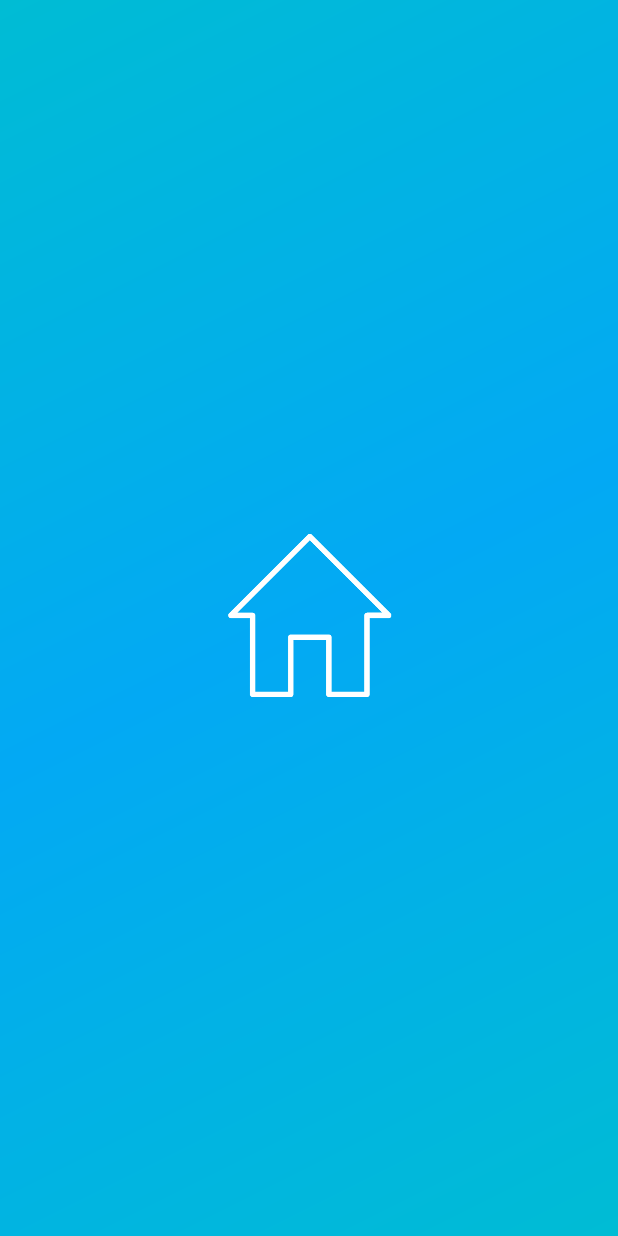
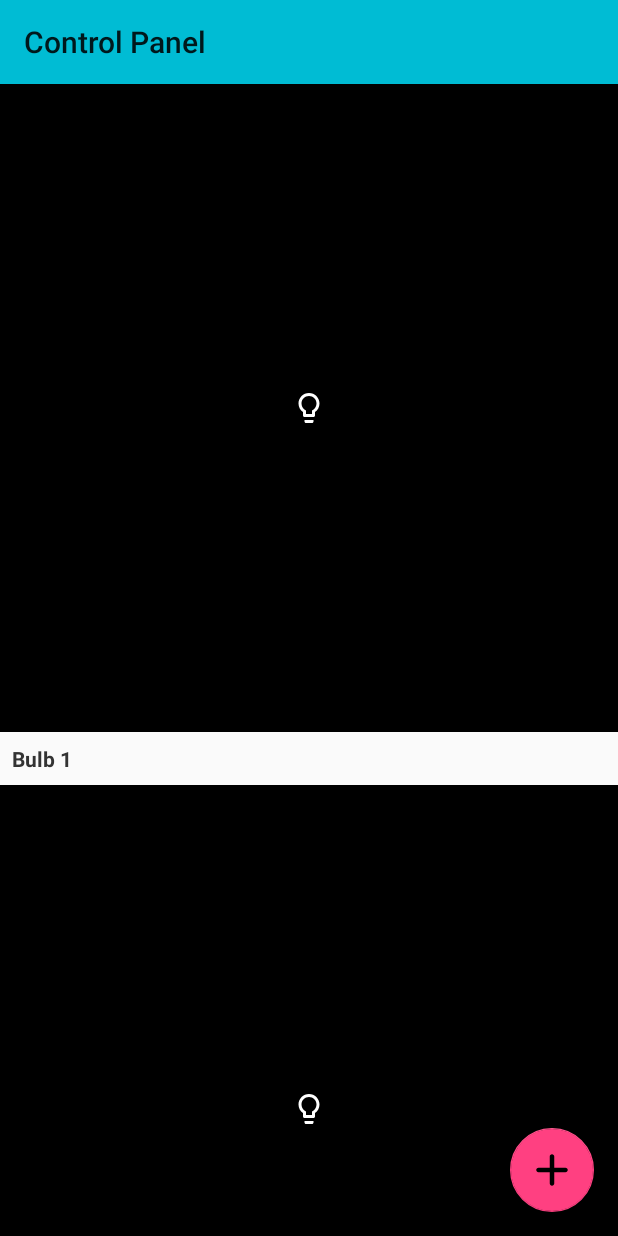
Before and after one commit to Jaideep5ingh/IntelliH, an Android app: the first screen one second after launch (SplashScreen before the commit, ControlPanel after it), on a phone screen of 412 x 824 dp. Run offline under Robolectric (Android 15) with nearby library versions, the phone set to English and light mode, and no system bars.

Commit message:
Changing colors to check git integeration

```diff
--- a/app/src/main/AndroidManifest.xml
+++ b/app/src/main/AndroidManifest.xml
@@ -23,13 +23,19 @@
             <intent-filter>
                 <action android:name="android.intent.action.MAIN" />
 
-                <category android:name="android.intent.category.LAUNCHER" />
+                <category android:name="android.intent.category.DEFAULT" />
             </intent-filter>
         </activity>
         <activity
             android:name=".ControlPanel"
             android:label="@string/title_activity_control_panel"
-            android:theme="@style/AppTheme.NoActionBar"></activity>
+            android:theme="@style/AppTheme.NoActionBar">
+            <intent-filter>
+                <action android:name="android.intent.action.MAIN" />
+
+                <category android:name="android.intent.category.LAUNCHER" />
+            </intent-filter>
+        </activity>
     </application>
 
 </manifest>
--- a/app/src/main/java/com/intelli/h/minor_t2/ControlPanel.java
+++ b/app/src/main/java/com/intelli/h/minor_t2/ControlPanel.java
@@ -4,11 +4,14 @@ import android.os.Bundle;
 import android.support.design.widget.FloatingActionButton;
 import android.support.design.widget.Snackbar;
 import android.support.v7.app.AppCompatActivity;
+import android.support.v7.widget.GridLayoutManager;
 import android.support.v7.widget.Toolbar;
 import android.view.View;
+import android.widget.GridLayout;
+import android.widget.GridView;
 
 public class ControlPanel extends AppCompatActivity {
-
+    GridView gridView;
     @Override
     protected void onCreate(Bundle savedInstanceState) {
         super.onCreate(savedInstanceState);
@@ -24,6 +27,9 @@ public class ControlPanel extends AppCompatActivity {
                         .setAction("Action", null).show();
             }
         });
+
+        gridView = (GridView) findViewById(R.id.controlGrid);
+        gridView.setAdapter(new GridAdapter(this));
     }
 
 }
--- a/app/src/main/java/com/intelli/h/minor_t2/GridAdapter.java
+++ b/app/src/main/java/com/intelli/h/minor_t2/GridAdapter.java
@@ -1,17 +1,43 @@
 package com.intelli.h.minor_t2;
 
+import android.app.Activity;
+import android.content.Context;
+import android.view.LayoutInflater;
 import android.view.View;
 import android.view.ViewGroup;
 import android.widget.BaseAdapter;
+import android.widget.ImageButton;
+import android.widget.ImageView;
+import android.widget.LinearLayout;
+import android.widget.TextView;
+
+import java.util.ArrayList;
+import java.util.List;
+
+import static android.R.color.black;
 
 /**
  * Created by YASH on 17-Nov-16.
  */
 
 public class GridAdapter extends BaseAdapter {
+
+    private List<String> bulbList = new ArrayList<>();
+    private LayoutInflater inflater;
+    private Context context;
+
+    public GridAdapter(Context context) {
+
+        bulbList.add("Bulb 1");
+        bulbList.add("Bulb 2");
+        bulbList.add("Bulb 3");
+        this.context = context;
+        inflater = ((Activity) context).getLayoutInflater();
+    }
+
     @Override
     public int getCount() {
-        return 0;
+        return bulbList.size();
     }
 
     @Override
@@ -21,11 +47,33 @@ public class GridAdapter extends BaseAdapter {
 
     @Override
     public long getItemId(int position) {
-        return 0;
+        return (position);
     }
 
     @Override
     public View getView(int position, View convertView, ViewGroup parent) {
-        return null;
+
+        View view = inflater.inflate(R.layout.control_panel_item,parent,false);
+        final ImageButton imageButton = (ImageButton)view.findViewById(R.id.bulb_image_button);
+        LinearLayout switcher = (LinearLayout) view.findViewById(R.id.switcher);
+        TextView textView = (TextView) view.findViewById(R.id.bulbName);
+        textView.setText(bulbList.get(position));
+        imageButton.setBackgroundColor(view.getResources().getColor(black));
+        imageButton.setImageResource(R.drawable.ic_lightbulb);
+        imageButton.setOnClickListener(new View.OnClickListener() {
+            boolean flag = true;
+            @Override
+            public void onClick(View v) {
+                flag = !flag;
+                if (!flag){
+                    imageButton.setBackgroundColor(v.getResources().getColor(R.color.colorAccent));
+                    imageButton.setImageResource(R.drawable.ic_lightbulb_lit);
+                }else{
+                    imageButton.setBackgroundColor(v.getResources().getColor(black));
+                    imageButton.setImageResource(R.drawable.ic_lightbulb);
+                }
+            }
+        });
+        return view;
     }
 }
--- /dev/null
+++ b/app/src/main/res/drawable/ic_lightbulb_lit.xml
@@ -0,0 +1,9 @@
+<vector xmlns:android="http://schemas.android.com/apk/res/android"
+        android:width="24dp"
+        android:height="24dp"
+        android:viewportWidth="24.0"
+        android:viewportHeight="24.0">
+    <path
+        android:fillColor="#FFEB3B"
+        android:pathData="M9,21c0,0.55 0.45,1 1,1h4c0.55,0 1,-0.45 1,-1v-1L9,20v1zM12,2C8.14,2 5,5.14 5,9c0,2.38 1.19,4.47 3,5.74L8,17c0,0.55 0.45,1 1,1h6c0.55,0 1,-0.45 1,-1v-2.26c1.81,-1.27 3,-3.36 3,-5.74 0,-3.86 -3.14,-7 -7,-7zM14.85,13.1l-0.85,0.6L14,16h-4v-2.3l-0.85,-0.6C7.8,12.16 7,10.63 7,9c0,-2.76 2.24,-5 5,-5s5,2.24 5,5c0,1.63 -0.8,3.16 -2.15,4.1z"/>
+</vector>
--- a/app/src/main/res/layout/content_control_panel.xml
+++ b/app/src/main/res/layout/content_control_panel.xml
@@ -9,7 +9,7 @@
     tools:context="com.intelli.h.minor_t2.ControlPanel"
     tools:showIn="@layout/activity_control_panel">
 
-    <GridLayout
+    <GridView
         android:layout_width="match_parent"
         android:layout_height="match_parent"
         android:id="@+id/controlGrid"/>
--- /dev/null
+++ b/app/src/main/res/layout/control_panel_item.xml
@@ -0,0 +1,24 @@
+<?xml version="1.0" encoding="utf-8"?>
+<LinearLayout xmlns:android="http://schemas.android.com/apk/res/android"
+    xmlns:app="http://schemas.android.com/apk/res-auto"
+    android:orientation="vertical"
+    android:id="@+id/switcher"
+    android:layout_width="match_parent"
+    android:layout_height="wrap_content">
+    <ImageButton
+        android:layout_width="match_parent"
+        android:layout_height="match_parent"
+        android:clickable="true"
+        android:adjustViewBounds="true"
+        android:id="@+id/bulb_image_button"
+        android:src="@drawable/ic_lightbulb"/>
+    <TextView
+        android:layout_width="match_parent"
+        android:layout_height="wrap_content"
+        android:padding="8dp"
+        android:textSize="14sp"
+        android:text="Bulb"
+        android:id="@+id/bulbName"
+        android:textColor="#333"
+        android:textStyle="bold"/>
+</LinearLayout>
```
